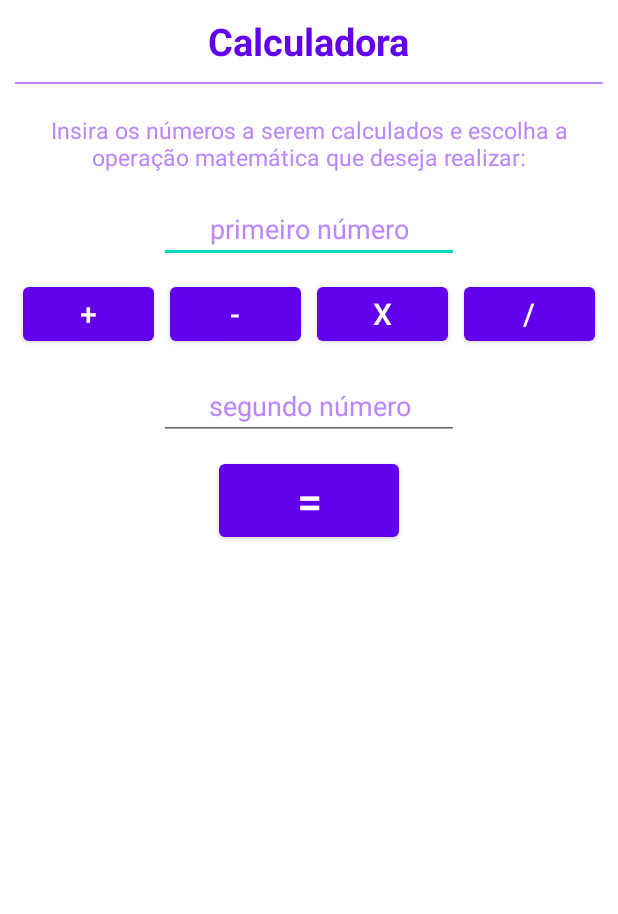
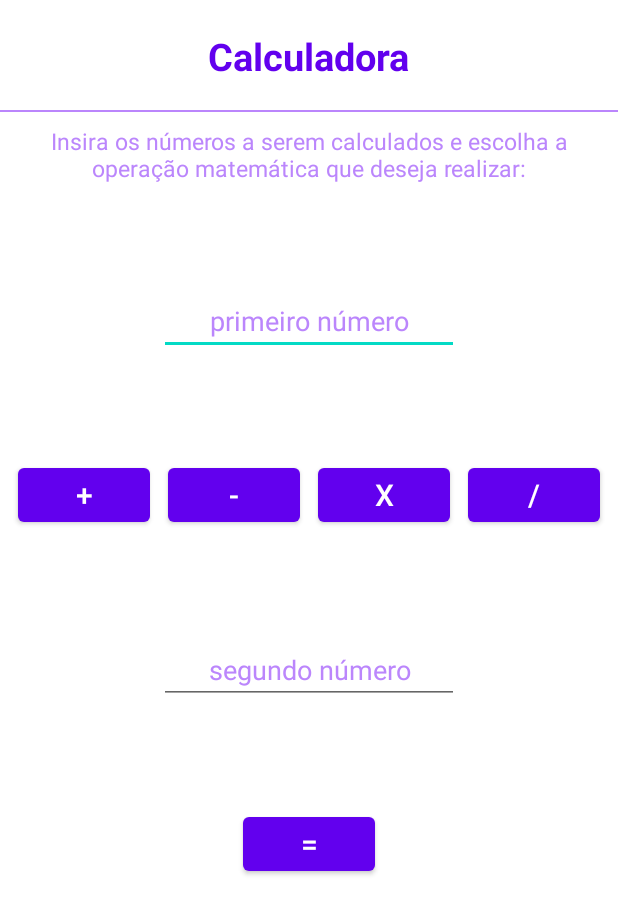
Before and after one commit to CristianeUliana/CalculadoraComKotlin, an Android app: the screen it shows after launch (MainActivity), on a phone screen of 412 x 824 dp. Shown: the top 914 px of the screen. Run offline under Robolectric (Android 15) with nearby library versions, the phone set to English and light mode, and no system bars.

Commit message:
ajustado para constraintLayout e adicionada a operação completa no resultado

```diff
--- a/app/src/main/java/com/example/calculadoracomkotlin/MainActivity.kt
+++ b/app/src/main/java/com/example/calculadoracomkotlin/MainActivity.kt
@@ -1,5 +1,6 @@
 package com.example.calculadoracomkotlin
 
+import android.graphics.Color
 import androidx.appcompat.app.AppCompatActivity
 import android.os.Bundle
 import android.view.View
@@ -9,7 +10,7 @@ import java.lang.NumberFormatException
 
 class MainActivity : AppCompatActivity(), View.OnClickListener {
 
-
+    var operacao: String? = null
 
     override fun onCreate(savedInstanceState: Bundle?) {
         super.onCreate(savedInstanceState)
@@ -23,8 +24,6 @@ class MainActivity : AppCompatActivity(), View.OnClickListener {
         button_resultado.setOnClickListener(this)
 
     }
-
-    var operacao: String? = null
 
     override fun onClick(v: View?) {
 
@@ -49,10 +48,10 @@ class MainActivity : AppCompatActivity(), View.OnClickListener {
                 text_resultado.text = ("Informe os números a serem calculados")
             } else {
                 when (operacao) {
-                    "soma" -> text_resultado.text = soma(num1, num2).toString()
-                    "subtracao" -> text_resultado.text = subtracao(num1, num2).toString()
-                    "multiplicacao" -> text_resultado.text = multiplicacao(num1, num2).toString()
-                    "divisao" -> text_resultado.text = divisao(num1, num2).toString()
+                    "soma" -> text_resultado.text = ("$num1 + $num2 = ${soma(num1,num2).toString()}")
+                    "subtracao" -> text_resultado.text = ("$num1 - $num2 = ${subtracao(num1, num2).toString()}")
+                    "multiplicacao" -> text_resultado.text = ("$num1 x $num2 = ${multiplicacao(num1, num2).toString()}")
+                    "divisao" -> text_resultado.text = ("$num1 / $num2 = ${divisao(num1, num2).toString()}")
                 }
 
                 operacao = null
@@ -60,10 +59,9 @@ class MainActivity : AppCompatActivity(), View.OnClickListener {
         } else if (v?.id == R.id.button_resultado && operacao == null) {
             text_resultado.text = ("Informe o tipo de operação desejada")
         }
-
     }
 
-    private fun getNumber(num: String) : Float? {
+    private fun getNumber(num: String): Float? {
         try {
             return num.toFloat()
         } catch (ex: NumberFormatException) {
@@ -71,16 +69,19 @@ class MainActivity : AppCompatActivity(), View.OnClickListener {
         }
     }
 
-    private fun soma(first: Float, second: Float) : Float {
+    private fun soma(first: Float, second: Float): Float {
         return first + second
     }
-    private fun subtracao(first: Float, second: Float) : Float {
+
+    private fun subtracao(first: Float, second: Float): Float {
         return first - second
     }
-    private fun multiplicacao(first: Float, second: Float) : Float {
+
+    private fun multiplicacao(first: Float, second: Float): Float {
         return first * second
     }
-    private fun divisao(first: Float, second: Float) : Float {
+
+    private fun divisao(first: Float, second: Float): Float {
         return first / second
     }
 }
--- a/app/src/main/res/layout/activity_main.xml
+++ b/app/src/main/res/layout/activity_main.xml
@@ -1,133 +1,121 @@
 <?xml version="1.0" encoding="utf-8"?>
-<LinearLayout xmlns:android="http://schemas.android.com/apk/res/android"
+<androidx.constraintlayout.widget.ConstraintLayout xmlns:android="http://schemas.android.com/apk/res/android"
+    xmlns:app="http://schemas.android.com/apk/res-auto"
     xmlns:tools="http://schemas.android.com/tools"
     android:layout_width="match_parent"
     android:layout_height="match_parent"
     android:background="@color/white"
-    android:orientation="vertical"
-    android:padding="10dp"
     tools:context=".MainActivity">
 
     <TextView
         android:id="@+id/text_titulo"
         android:layout_width="wrap_content"
         android:layout_height="wrap_content"
-        android:layout_gravity="center"
-        android:layout_marginBottom="10dp"
+        android:padding="20dp"
         android:text="@string/calculadora"
         android:textColor="@color/purple_500"
         android:textSize="25sp"
-        android:textStyle="bold" />
+        android:textStyle="bold"
+        app:layout_constraintLeft_toLeftOf="parent"
+        app:layout_constraintRight_toRightOf="parent"
+        app:layout_constraintTop_toTopOf="parent" />
 
     <View
+        android:id="@+id/view_line"
         android:layout_width="match_parent"
         android:layout_height="1dp"
-        android:background="@color/purple_200" />
+        android:background="@color/purple_200"
+        app:layout_constraintBottom_toBottomOf="@id/text_titulo"
+        app:layout_constraintLeft_toLeftOf="parent"
+        app:layout_constraintRight_toRightOf="parent" />
 
     <TextView
         android:id="@+id/text_insira"
         android:layout_width="match_parent"
         android:layout_height="wrap_content"
-        android:layout_marginTop="20dp"
         android:gravity="center"
+        android:padding="10dp"
         android:text="@string/insira_num"
         android:textColor="@color/purple_200"
-        android:textSize="15sp" />
+        android:textSize="15sp"
+        app:layout_constraintLeft_toLeftOf="parent"
+        app:layout_constraintRight_toRightOf="parent"
+        app:layout_constraintTop_toTopOf="@+id/view_line" />
 
     <EditText
         android:id="@+id/text_num1"
-        android:layout_width="200dp"
-        android:layout_height="40dp"
-        android:layout_gravity="center"
-        android:layout_marginTop="20dp"
-        android:gravity="center"
+        style="@style/numbers"
         android:hint="@string/num1"
-        android:inputType="numberDecimal"
-        android:textColor="@color/purple_200"
-        android:textColorHint="@color/purple_200"
-
-        />
-
-
-    <LinearLayout
-        android:layout_width="match_parent"
-        android:layout_height="wrap_content"
-        android:layout_marginTop="10dp"
-        android:orientation="horizontal"
-
-        tools:context=".MainActivity">
+        app:layout_constraintBottom_toBottomOf="@+id/button_soma"
+        app:layout_constraintLeft_toLeftOf="parent"
+        app:layout_constraintRight_toRightOf="parent"
+        app:layout_constraintTop_toTopOf="@+id/text_insira" />
 
     <Button
         android:id="@+id/button_soma"
-            android:layout_width="0dp"
-            android:layout_height="wrap_content"
-            android:layout_marginLeft="5dp"
-            android:layout_marginRight="5dp"
-            android:layout_weight="1"
         android:text="@string/plus"
-            android:textSize="20sp" />
+        style="@style/buttons"
+        app:layout_constraintBottom_toBottomOf="@id/text_num2"
+        app:layout_constraintLeft_toLeftOf="parent"
+        app:layout_constraintRight_toLeftOf="@id/button_subtracao"
+        app:layout_constraintTop_toTopOf="@+id/text_num1" />
 
     <Button
         android:id="@+id/button_subtracao"
-            android:layout_width="0dp"
-            android:layout_height="wrap_content"
-            android:layout_marginLeft="5dp"
-            android:layout_marginRight="5dp"
-            android:layout_weight="1"
+        style="@style/buttons"
         android:text="@string/minus"
-            android:textSize="20sp" />
+        app:layout_constraintBottom_toBottomOf="@id/text_num2"
+        app:layout_constraintLeft_toRightOf="@+id/button_soma"
+        app:layout_constraintRight_toRightOf="@id/button_multiplicacao"
+        app:layout_constraintTop_toTopOf="@+id/text_num1" />
 
     <Button
         android:id="@+id/button_multiplicacao"
-            android:layout_width="0dp"
-            android:layout_height="wrap_content"
-            android:layout_marginLeft="5dp"
-            android:layout_marginRight="5dp"
-            android:layout_weight="1"
+        style="@style/buttons"
         android:text="@string/x"
-            android:textSize="20sp" />
+        app:layout_constraintBottom_toBottomOf="@id/text_num2"
+        app:layout_constraintLeft_toRightOf="@+id/button_subtracao"
+        app:layout_constraintRight_toLeftOf="@id/button_divisao"
+        app:layout_constraintTop_toTopOf="@+id/text_num1" />
 
     <Button
         android:id="@+id/button_divisao"
-            android:layout_width="0dp"
-            android:layout_height="wrap_content"
-            android:layout_marginLeft="5dp"
-            android:layout_marginRight="5dp"
-            android:layout_weight="1"
+        style="@style/buttons"
         android:text="@string/div"
-            android:textSize="20sp" />
-    </LinearLayout>
+        app:layout_constraintBottom_toBottomOf="@id/text_num2"
+        app:layout_constraintLeft_toRightOf="@id/button_multiplicacao"
+        app:layout_constraintRight_toRightOf="parent"
+        app:layout_constraintTop_toTopOf="@+id/text_num1" />
 
     <EditText
         android:id="@+id/text_num2"
-        android:layout_width="200dp"
-        android:layout_height="40dp"
-        android:layout_gravity="center"
-        android:layout_marginTop="20dp"
-        android:gravity="center"
+        style="@style/numbers"
         android:hint="@string/num2"
-        android:inputType="numberDecimal"
-        android:textColor="@color/purple_200"
-        android:textColorHint="@color/purple_200" />
+        app:layout_constraintBottom_toBottomOf="@id/button_resultado"
+        app:layout_constraintLeft_toLeftOf="parent"
+        app:layout_constraintRight_toRightOf="parent"
+        app:layout_constraintTop_toTopOf="@+id/button_soma" />
 
     <Button
         android:id="@+id/button_resultado"
-        android:layout_width="120dp"
-        android:layout_height="wrap_content"
-        android:layout_gravity="center"
-        android:layout_marginTop="10dp"
+        style="@style/buttons"
         android:text="@string/equal"
-        android:textSize="30sp" />
+        app:layout_constraintBottom_toBottomOf="@id/text_resultado"
+        app:layout_constraintLeft_toLeftOf="parent"
+        app:layout_constraintRight_toRightOf="parent"
+        app:layout_constraintTop_toTopOf="@+id/text_num2" />
 
     <TextView
         android:id="@+id/text_resultado"
         android:layout_width="wrap_content"
         android:layout_height="wrap_content"
-        android:layout_gravity="center"
-        android:layout_marginTop="20dp"
         android:gravity="center"
         android:text=""
         android:textColor="@color/purple_700"
-        android:textSize="40sp" />
+        android:textSize="30sp"
+        app:layout_constraintBottom_toBottomOf="parent"
+        app:layout_constraintLeft_toLeftOf="parent"
+        app:layout_constraintRight_toRightOf="parent"
+        app:layout_constraintTop_toTopOf="@+id/button_resultado" />
 
-</LinearLayout>
+</androidx.constraintlayout.widget.ConstraintLayout>
--- a/app/src/main/res/values/themes.xml
+++ b/app/src/main/res/values/themes.xml
@@ -13,4 +13,18 @@
         <item name="android:statusBarColor" tools:targetApi="l">?attr/colorPrimaryVariant</item>
         <!-- Customize your theme here. -->
     </style>
+    <style name="buttons">
+        <item name="android:textSize">20sp</item>
+        <item name="android:layout_width">wrap_content</item>
+        <item name="android:layout_height">wrap_content</item>
+        <item name="backgroundColor">@color/purple_700</item>
+    </style>
+    <style name="numbers">
+        <item name="android:layout_width">200dp</item>
+        <item name="android:layout_height">wrap_content</item>
+        <item name="android:gravity">center</item>
+        <item name="android:inputType">numberDecimal</item>
+        <item name="android:textColor">@color/purple_200</item>
+        <item name="android:textColorHint">@color/purple_200</item>
+    </style>
 </resources>
```
Lines whose indentation alone changed are shown as unchanged.
